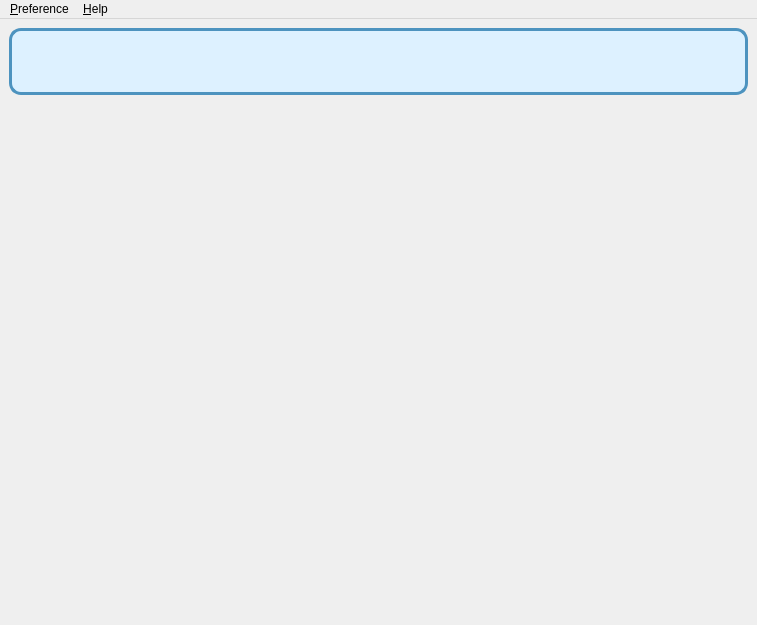
This is src/mainwindow.ui in shine5402/KiraOtoToolbox as Qt 5 draws it before an edit. The edited form follows.
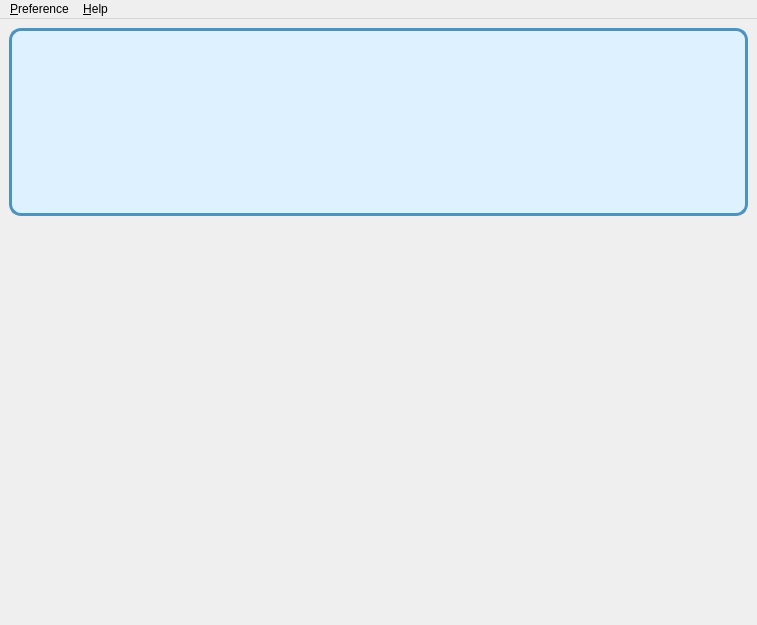
This is the edited form. Icons and pictures are not drawn.

```diff
--- a/src/mainwindow.ui
+++ b/src/mainwindow.ui
@@ -97,6 +97,12 @@
                <property name="orientation">
                 <enum>Qt::Vertical</enum>
                </property>
+               <property name="sizeHint" stdset="0">
+                <size>
+                 <width>0</width>
+                 <height>0</height>
+                </size>
+               </property>
               </spacer>
              </item>
             </layout>
```
